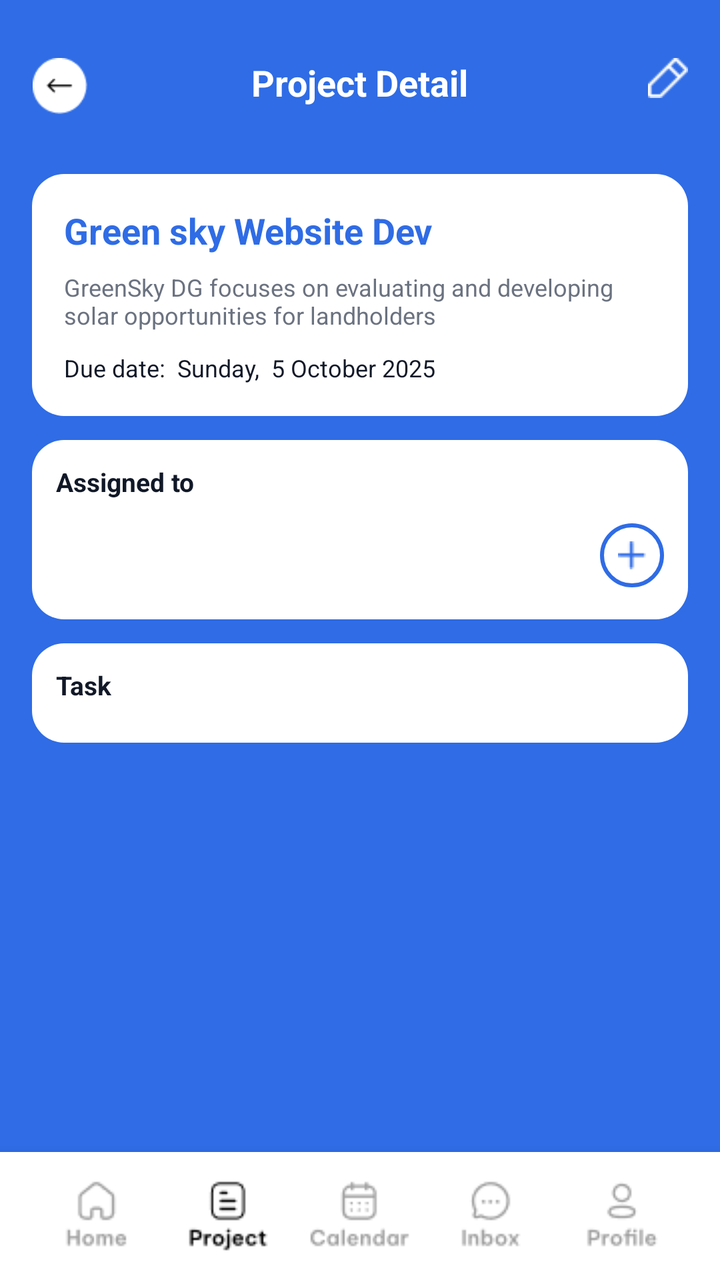
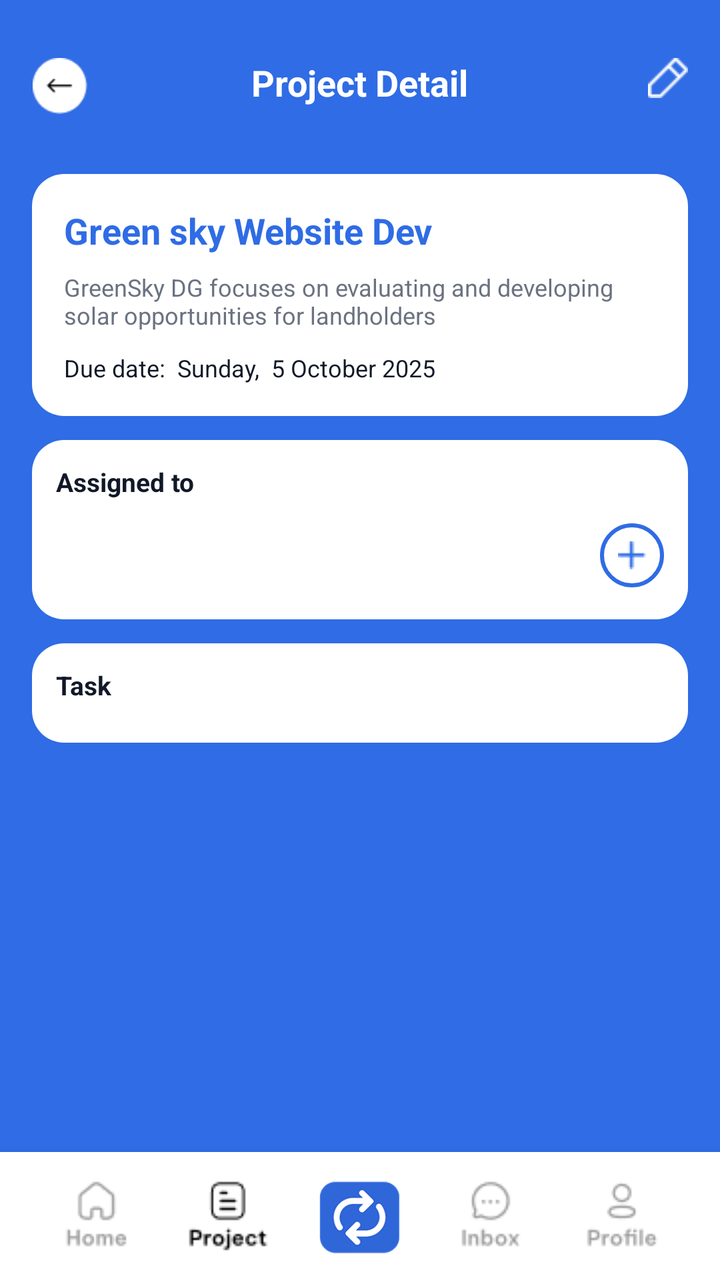

Compare the two renders of this Android layout. The source of the first and the diff that turns it into the second are given below.
<!-- AndroidManifest.xml: application theme Theme.Teamflow -->
<!-- res/layout/activity_project_detail.xml -->
<RelativeLayout xmlns:android="http://schemas.android.com/apk/res/android"
    xmlns:app="http://schemas.android.com/apk/res-auto"
    android:layout_width="match_parent"
    android:layout_height="match_parent"
    xmlns:tools="http://schemas.android.com/tools"
    android:background="#2F6CE5"
    android:id="@+id/main"
    tools:context=".project_detail">

    
    <RelativeLayout
        android:layout_marginTop="15dp"
        android:id="@+id/topBar"
        android:layout_width="match_parent"
        android:layout_height="56dp"
        android:paddingStart="16dp"
        android:paddingEnd="16dp"
        android:gravity="center_vertical">

        <ImageView
            android:id="@+id/btnBack"
            android:layout_width="28dp"
            android:layout_height="28dp"
            android:src="@drawable/back_arrow"
            />

        <TextView
            android:id="@+id/title"
            android:layout_width="wrap_content"
            android:layout_height="wrap_content"
            android:layout_centerHorizontal="true"
            android:text="Project Detail"
            android:textColor="#FFFFFF"
            android:textStyle="bold"
            android:textSize="18sp" />

        <ImageView
            android:id="@+id/btnEdit"
            android:layout_width="20dp"
            android:layout_height="20dp"
            android:layout_alignParentEnd="true"
            android:src="@drawable/edit"
            app:tint="#FFFFFF" />
    </RelativeLayout>

    
    <ScrollView
        android:id="@+id/scroll"
        android:layout_width="match_parent"
        android:layout_height="0dp"
        android:layout_below="@id/topBar"
        android:layout_above="@+id/bottomNav"
        android:fillViewport="true"
        android:padding="16dp">

        <LinearLayout
            android:layout_width="match_parent"
            android:layout_height="wrap_content"
            android:orientation="vertical">

            
            <LinearLayout
                android:layout_width="match_parent"
                android:layout_height="wrap_content"
                android:background="@drawable/bg_card_round"
                android:padding="16dp"
                android:orientation="vertical">

                <TextView
                    android:id="@+id/projectTitle"
                    android:layout_width="wrap_content"
                    android:layout_height="wrap_content"
                    android:text="Green sky Website Dev"
                    android:textColor="#2F6CE5"
                    android:textStyle="bold"
                    android:textSize="18sp" />

                <TextView
                    android:id="@+id/projectDesc"
                    android:layout_width="wrap_content"
                    android:layout_height="wrap_content"
                    android:layout_marginTop="8dp"
                    android:text="GreenSky DG focuses on evaluating and developing solar opportunities for landholders"
                    android:textColor="#6B7280"
                    android:textSize="12sp" />

                <TextView
                    android:id="@+id/dueDate"
                    android:layout_width="wrap_content"
                    android:layout_height="wrap_content"
                    android:layout_marginTop="10dp"
                    android:text="Due date:  Sunday,  5 October 2025"
                    android:textColor="#111827"
                    android:textSize="12sp" />
            </LinearLayout>

            
            
            <LinearLayout
                android:layout_width="match_parent"
                android:layout_height="wrap_content"
                android:layout_marginTop="12dp"
                android:background="@drawable/bg_card_round"
                android:padding="12dp"
                android:orientation="vertical">

                <TextView
                    android:layout_width="wrap_content"
                    android:layout_height="wrap_content"
                    android:text="Assigned to"
                    android:textColor="#111827"
                    android:textStyle="bold"
                    android:textSize="13sp" />

                <LinearLayout
                    android:layout_width="match_parent"
                    android:layout_height="wrap_content"
                    android:layout_marginTop="8dp"
                    android:orientation="horizontal"
                    android:gravity="center_vertical">

                    <androidx.recyclerview.widget.RecyclerView
                        android:id="@+id/rvMembers"
                        android:layout_width="0dp"
                        android:layout_height="40dp"
                        android:layout_weight="1"
                        android:overScrollMode="never"
                        android:nestedScrollingEnabled="false" />

                    <RelativeLayout
                        android:id="@+id/addAvatar"
                        android:layout_width="32dp"
                        android:layout_height="32dp"
                        android:layout_marginStart="12dp"
                        android:background="@drawable/bg_circle_stroke">

                        <ImageView
                            android:layout_width="14dp"
                            android:layout_height="14dp"
                            android:layout_centerInParent="true"
                            android:src="@drawable/plus"
                            app:tint="#2F6CE5" />
                    </RelativeLayout>

                </LinearLayout>
            </LinearLayout>

            
            
            <LinearLayout
                android:layout_width="match_parent"
                android:layout_height="wrap_content"
                android:layout_marginTop="12dp"
                android:background="@drawable/bg_card_round"
                android:padding="12dp"
                android:orientation="vertical">

                <TextView
                    android:layout_width="wrap_content"
                    android:layout_height="wrap_content"
                    android:text="Task"
                    android:textColor="#111827"
                    android:textStyle="bold"
                    android:textSize="13sp" />

                <androidx.recyclerview.widget.RecyclerView
                    android:id="@+id/rvProjectTasks"
                    android:layout_width="match_parent"
                    android:layout_height="wrap_content"
                    android:layout_marginTop="8dp"
                    android:nestedScrollingEnabled="false" />
            </LinearLayout>
        </LinearLayout>
    </ScrollView>

    
    <LinearLayout
        android:id="@+id/bottomNav"
        android:layout_width="match_parent"
        android:layout_height="64dp"
        android:layout_alignParentBottom="true"
        android:orientation="horizontal"
        android:background="#FFFFFF"
        android:paddingStart="16dp"
        android:paddingEnd="16dp"
        android:elevation="8dp">

        
        <LinearLayout
            android:layout_width="0dp"
            android:layout_height="match_parent"
            android:layout_weight="1"
            android:gravity="center"
            android:orientation="vertical">

            <ImageView
                android:layout_width="wrap_content"
                android:layout_height="wrap_content"
                android:src="@drawable/home_unselect"
                />


        </LinearLayout>

        
        <LinearLayout
            android:layout_width="0dp"
            android:layout_height="match_parent"
            android:layout_weight="1"
            android:gravity="center"
            android:orientation="vertical">
            <ImageView android:layout_width="wrap_content" android:layout_height="wrap_content" android:src="@drawable/project"
                app:tint="@color/black" />
        </LinearLayout>

        <LinearLayout
            android:layout_width="0dp"
            android:layout_height="match_parent"
            android:layout_weight="1"
            android:gravity="center"
            android:orientation="vertical">
            <ImageView android:layout_width="wrap_content" android:layout_height="wrap_content" android:src="@drawable/calendar_unselect"/>
        </LinearLayout>

        <LinearLayout
            android:layout_width="0dp"
            android:layout_height="match_parent"
            android:layout_weight="1"
            android:gravity="center"
            android:orientation="vertical">
            <ImageView android:layout_width="wrap_content" android:layout_height="wrap_content" android:src="@drawable/inbox_unselect"/>
        </LinearLayout>

        <LinearLayout
            android:layout_width="0dp"
            android:layout_height="match_parent"
            android:layout_weight="1"
            android:gravity="center"
            android:orientation="vertical">
            <ImageView android:layout_width="wrap_content" android:layout_height="wrap_content" android:src="@drawable/profile_unselect"/>
        </LinearLayout>
    </LinearLayout>
</RelativeLayout>
<!-- resources referenced by this layout -->
<resources>
  <color name="black">#FF000000</color>
  <!-- drawable back_arrow: png bitmap (drawable, 621 bytes) -->
  <!-- drawable bg_card_round (drawable) -->
  <?xml version="1.0" encoding="utf-8"?>
  <shape xmlns:android="http://schemas.android.com/apk/res/android">
      <corners android:radius="16dp" />
      <solid android:color="@color/white" />
  </shape>
  <!-- drawable bg_circle_stroke (drawable) -->
  <shape xmlns:android="http://schemas.android.com/apk/res/android" android:shape="oval">
      <size android:width="32dp" android:height="32dp"/>
      <solid android:color="#FFFFFF"/>
      <stroke android:width="2dp" android:color="#2F6CE5"/>
  </shape>
  <!-- drawable calendar_unselect: png bitmap (drawable, 1151 bytes) -->
  <!-- drawable edit: png bitmap (drawable, 277 bytes) -->
  <!-- drawable home_unselect: png bitmap (drawable, 898 bytes) -->
  <!-- drawable inbox_unselect: png bitmap (drawable, 952 bytes) -->
  <!-- drawable plus: png bitmap (drawable, 249 bytes) -->
  <!-- drawable profile_unselect: png bitmap (drawable, 1003 bytes) -->
  <!-- drawable project: png bitmap (drawable, 1049 bytes) -->
  <style name="Theme.Teamflow" parent="Base.Theme.Teamflow" />
  <color name="white">#FFFFFFFF</color>
  <style name="Base.Theme.Teamflow" parent="Theme.Material3.DayNight.NoActionBar">
          
         <item name="colorPrimary">#2F6CE5</item>
      </style>
</resources>

<!-- the commit's change to res/layout/activity_project_detail.xml (unified diff, before → after) -->
@@ -219,7 +219,7 @@
             android:layout_weight="1"
             android:gravity="center"
             android:orientation="vertical">
-            <ImageView android:layout_width="wrap_content" android:layout_height="wrap_content" android:src="@drawable/calendar_unselect"/>
+            <ImageView android:layout_width="wrap_content" android:layout_height="wrap_content" android:src="@drawable/logo_main"/>
         </LinearLayout>
 
         <LinearLayout
<!-- resource entries referenced after the edit -->
@@ -14,10 +14,10 @@
       <solid android:color="#FFFFFF"/>
       <stroke android:width="2dp" android:color="#2F6CE5"/>
   </shape>
-  <!-- drawable calendar_unselect: png bitmap (drawable, 1151 bytes) -->
   <!-- drawable edit: png bitmap (drawable, 277 bytes) -->
   <!-- drawable home_unselect: png bitmap (drawable, 898 bytes) -->
   <!-- drawable inbox_unselect: png bitmap (drawable, 952 bytes) -->
+  <!-- drawable logo_main: png bitmap (drawable, 15760 bytes) -->
   <!-- drawable plus: png bitmap (drawable, 249 bytes) -->
   <!-- drawable profile_unselect: png bitmap (drawable, 1003 bytes) -->
   <!-- drawable project: png bitmap (drawable, 1049 bytes) -->
